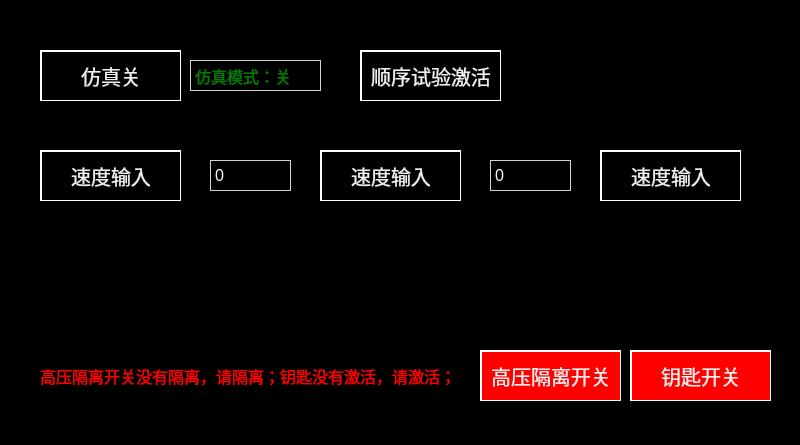
mayue-crrc/Loco8, file main_simulate.ui: the form before one commit.
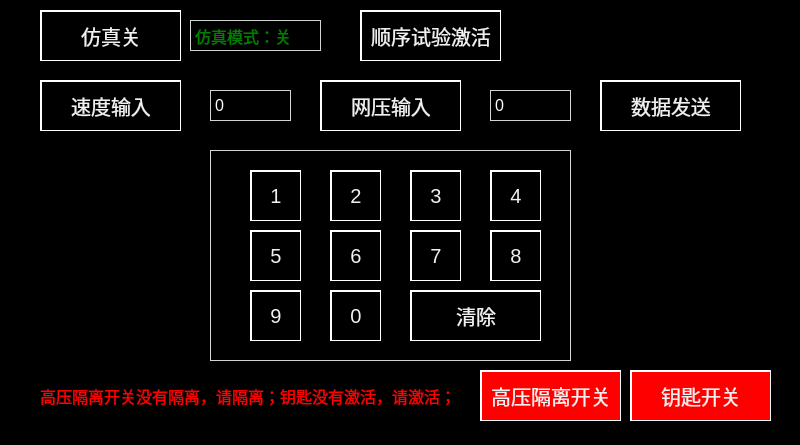
The form after the commit.

Diff of the .ui file:
```diff
--- a/main_simulate.ui
+++ b/main_simulate.ui
@@ -40,7 +40,7 @@
    <property name="geometry">
     <rect>
      <x>40</x>
-     <y>50</y>
+     <y>10</y>
      <width>141</width>
      <height>51</height>
     </rect>
@@ -53,7 +53,7 @@
    <property name="geometry">
     <rect>
      <x>190</x>
-     <y>60</y>
+     <y>20</y>
      <width>131</width>
      <height>31</height>
     </rect>
@@ -69,7 +69,7 @@
    <property name="geometry">
     <rect>
      <x>360</x>
-     <y>50</y>
+     <y>10</y>
      <width>141</width>
      <height>51</height>
     </rect>
@@ -82,7 +82,7 @@
    <property name="geometry">
     <rect>
      <x>40</x>
-     <y>150</y>
+     <y>80</y>
      <width>141</width>
      <height>51</height>
     </rect>
@@ -95,7 +95,7 @@
    <property name="geometry">
     <rect>
      <x>210</x>
-     <y>160</y>
+     <y>90</y>
      <width>81</width>
      <height>31</height>
     </rect>
@@ -108,33 +108,33 @@
    <property name="geometry">
     <rect>
      <x>320</x>
-     <y>150</y>
+     <y>80</y>
      <width>141</width>
      <height>51</height>
     </rect>
    </property>
    <property name="text">
-    <string>速度输入</string>
+    <string>网压输入</string>
    </property>
   </widget>
   <widget class="QPushButton" name="pushButton_5">
    <property name="geometry">
     <rect>
      <x>600</x>
-     <y>150</y>
+     <y>80</y>
      <width>141</width>
      <height>51</height>
     </rect>
    </property>
    <property name="text">
-    <string>速度输入</string>
+    <string>数据发送</string>
    </property>
   </widget>
   <widget class="QLabel" name="label_3">
    <property name="geometry">
     <rect>
      <x>490</x>
-     <y>160</y>
+     <y>90</y>
      <width>81</width>
      <height>31</height>
     </rect>
@@ -147,7 +147,7 @@
    <property name="geometry">
     <rect>
      <x>40</x>
-     <y>360</y>
+     <y>380</y>
      <width>431</width>
      <height>31</height>
     </rect>
@@ -164,7 +164,7 @@
    <property name="geometry">
     <rect>
      <x>480</x>
-     <y>350</y>
+     <y>370</y>
      <width>141</width>
      <height>51</height>
     </rect>
@@ -180,7 +180,7 @@
    <property name="geometry">
     <rect>
      <x>630</x>
-     <y>350</y>
+     <y>370</y>
      <width>141</width>
      <height>51</height>
     </rect>
@@ -192,6 +192,218 @@
     <string>钥匙开关</string>
    </property>
   </widget>
+  <widget class="QPushButton" name="PB_N_6">
+   <property name="geometry">
+    <rect>
+     <x>330</x>
+     <y>230</y>
+     <width>51</width>
+     <height>51</height>
+    </rect>
+   </property>
+   <property name="whatsThis">
+    <string>6</string>
+   </property>
+   <property name="text">
+    <string>6</string>
+   </property>
+  </widget>
+  <widget class="QPushButton" name="PB_N_0">
+   <property name="geometry">
+    <rect>
+     <x>330</x>
+     <y>290</y>
+     <width>51</width>
+     <height>51</height>
+    </rect>
+   </property>
+   <property name="whatsThis">
+    <string>0</string>
+   </property>
+   <property name="text">
+    <string>0</string>
+   </property>
+  </widget>
+  <widget class="QPushButton" name="PB_N_2">
+   <property name="geometry">
+    <rect>
+     <x>330</x>
+     <y>170</y>
+     <width>51</width>
+     <height>51</height>
+    </rect>
+   </property>
+   <property name="whatsThis">
+    <string>2</string>
+   </property>
+   <property name="text">
+    <string>2</string>
+   </property>
+  </widget>
+  <widget class="QPushButton" name="PB_N_3">
+   <property name="geometry">
+    <rect>
+     <x>410</x>
+     <y>170</y>
+     <width>51</width>
+     <height>51</height>
+    </rect>
+   </property>
+   <property name="whatsThis">
+    <string>3</string>
+   </property>
+   <property name="text">
+    <string>3</string>
+   </property>
+  </widget>
+  <widget class="QLabel" name="label_5">
+   <property name="geometry">
+    <rect>
+     <x>210</x>
+     <y>150</y>
+     <width>361</width>
+     <height>211</height>
+    </rect>
+   </property>
+   <property name="text">
+    <string/>
+   </property>
+  </widget>
+  <widget class="QPushButton" name="PB_N_9">
+   <property name="geometry">
+    <rect>
+     <x>250</x>
+     <y>290</y>
+     <width>51</width>
+     <height>51</height>
+    </rect>
+   </property>
+   <property name="whatsThis">
+    <string>9</string>
+   </property>
+   <property name="text">
+    <string>9</string>
+   </property>
+  </widget>
+  <widget class="QPushButton" name="PB_N_8">
+   <property name="geometry">
+    <rect>
+     <x>490</x>
+     <y>230</y>
+     <width>51</width>
+     <height>51</height>
+    </rect>
+   </property>
+   <property name="whatsThis">
+    <string>8</string>
+   </property>
+   <property name="text">
+    <string>8</string>
+   </property>
+  </widget>
+  <widget class="QPushButton" name="PB_N_5">
+   <property name="geometry">
+    <rect>
+     <x>250</x>
+     <y>230</y>
+     <width>51</width>
+     <height>51</height>
+    </rect>
+   </property>
+   <property name="whatsThis">
+    <string>5</string>
+   </property>
+   <property name="text">
+    <string>5</string>
+   </property>
+  </widget>
+  <widget class="QPushButton" name="PB_N_C">
+   <property name="geometry">
+    <rect>
+     <x>410</x>
+     <y>290</y>
+     <width>131</width>
+     <height>51</height>
+    </rect>
+   </property>
+   <property name="whatsThis">
+    <string>10</string>
+   </property>
+   <property name="text">
+    <string>清除</string>
+   </property>
+  </widget>
+  <widget class="QPushButton" name="PB_N_4">
+   <property name="geometry">
+    <rect>
+     <x>490</x>
+     <y>170</y>
+     <width>51</width>
+     <height>51</height>
+    </rect>
+   </property>
+   <property name="whatsThis">
+    <string>4</string>
+   </property>
+   <property name="text">
+    <string>4</string>
+   </property>
+  </widget>
+  <widget class="QPushButton" name="PB_N_1">
+   <property name="geometry">
+    <rect>
+     <x>250</x>
+     <y>170</y>
+     <width>51</width>
+     <height>51</height>
+    </rect>
+   </property>
+   <property name="whatsThis">
+    <string>1</string>
+   </property>
+   <property name="text">
+    <string>1</string>
+   </property>
+  </widget>
+  <widget class="QPushButton" name="PB_N_7">
+   <property name="geometry">
+    <rect>
+     <x>410</x>
+     <y>230</y>
+     <width>51</width>
+     <height>51</height>
+    </rect>
+   </property>
+   <property name="whatsThis">
+    <string>7</string>
+   </property>
+   <property name="text">
+    <string>7</string>
+   </property>
+  </widget>
+  <zorder>label_5</zorder>
+  <zorder>PB_N_3</zorder>
+  <zorder>PB_N_C</zorder>
+  <zorder>PB_N_4</zorder>
+  <zorder>PB_N_2</zorder>
+  <zorder>PB_N_5</zorder>
+  <zorder>PB_N_8</zorder>
+  <zorder>PB_N_9</zorder>
+  <zorder>PB_N_6</zorder>
+  <zorder>PB_N_7</zorder>
+  <zorder>PB_N_0</zorder>
+  <zorder>PB_N_1</zorder>
+  <zorder>PB_F_Simulate</zorder>
+  <zorder>lbl_SimulatMode</zorder>
+  <zorder>PB_F_testActive</zorder>
+  <zorder>PB_F_speedInput</zorder>
+  <zorder>lbl_number1</zorder>
+  <zorder>PB_F_volInput</zorder>
+  <zorder>PB_F_dataSend</zorder>
+  <zorder>lbl_number2</zorder>
+  <zorder>lbl_information</zorder>
+  <zorder>PB_F_isoSwitch</zorder>
+  <zorder>PB_F_keySwitch</zorder>
  </widget>
  <resources/>
  <connections/>
```
Left out of the diff: 43 changed lines with no effect on the pictures.
